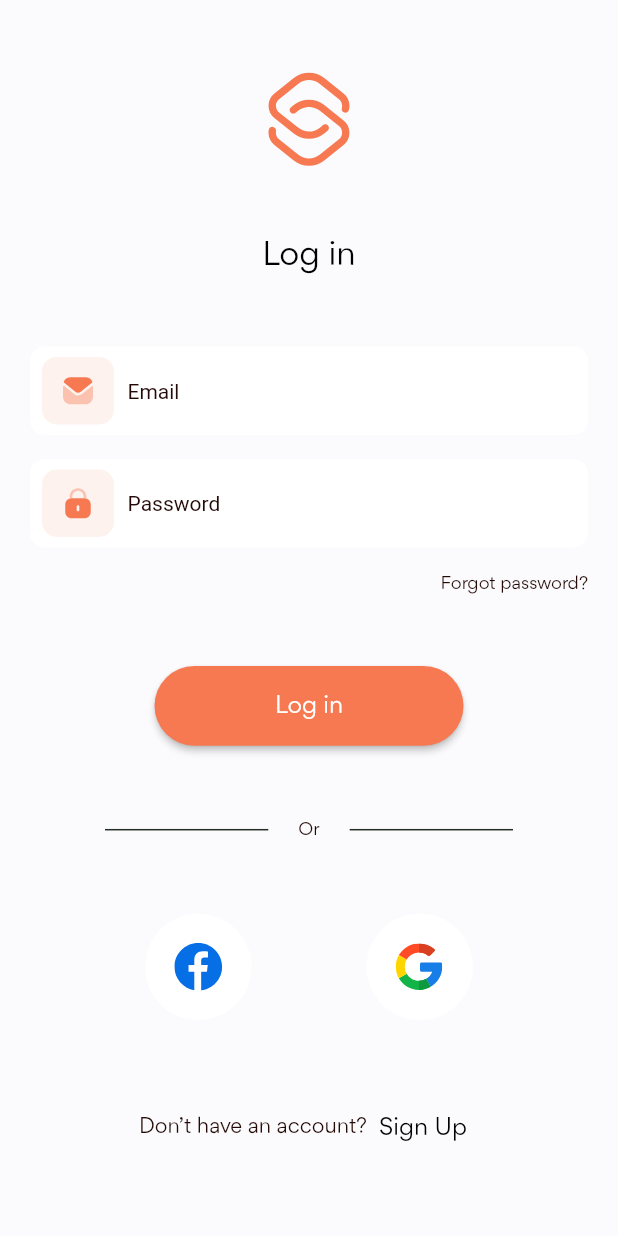
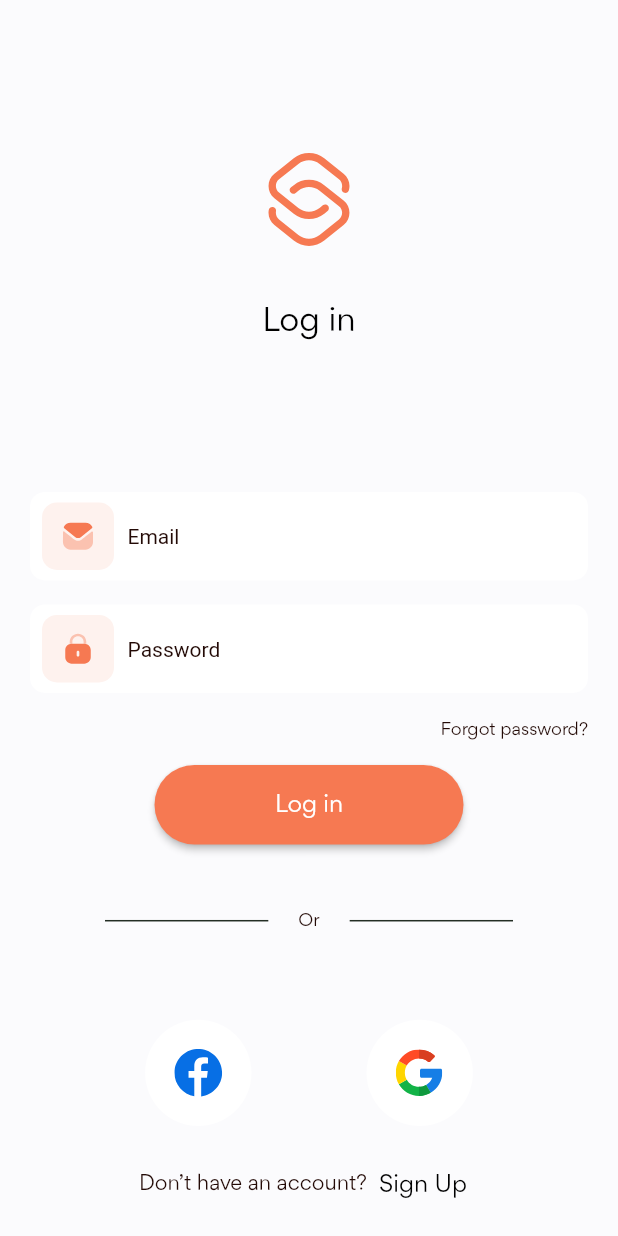
Before and after one commit to GreatGodson/ice_app, a Flutter app: the screen it shows after launch, on a phone screen of 412 x 824 dp. Run offline on Flutter 3.47's test engine with Material 2 defaults, Android fonts, the phone set to English and light mode, and no system bars; our stand-ins replace flutter_riverpod, flutter_svg.

Commit message:
fix: auth screen overflow

```diff
--- a/lib/app/modules/authentication/views/screens/login_screen.dart
+++ b/lib/app/modules/authentication/views/screens/login_screen.dart
@@ -27,14 +27,19 @@ class _LoginScreenState extends State<LoginScreen> {
         child: Padding(
           padding: const EdgeInsets.only(left: 20, right: 20),
           child: Column(
-            mainAxisAlignment: MainAxisAlignment.spaceEvenly,
+            // mainAxisAlignment: MainAxisAlignment.center,
             children: [
+              const Spacer(),
               SvgPicture.asset('assets/svgs/logo.svg'),
-              const TextWidget(
+              const Padding(
+                padding: EdgeInsets.only(top: 38),
+                child: TextWidget(
                     fontWeight: FontWeight.w500,
                     color: AppColor.blackColor,
                     fontSize: 22,
                     text: 'Log in'),
+              ),
+              const Spacer(),
               Form(
                   key: _formKey,
                   child: Column(
@@ -80,7 +85,7 @@ class _LoginScreenState extends State<LoginScreen> {
                         },
                       ),
                       const Padding(
-                        padding: EdgeInsets.only(top: 18),
+                        padding: EdgeInsets.only(top: 18, bottom: 17),
                         child: TextWidget(
                             fontWeight: FontWeight.w400,
                             color: AppColor.darkTextColor,
@@ -93,7 +98,8 @@ class _LoginScreenState extends State<LoginScreen> {
                 title: 'Log in',
                 onPressed: () {},
               ),
-              Row(
+              Expanded(
+                child: Row(
                   mainAxisAlignment: MainAxisAlignment.center,
                   crossAxisAlignment: CrossAxisAlignment.center,
                   children: const [
@@ -111,7 +117,9 @@ class _LoginScreenState extends State<LoginScreen> {
                     ),
                   ],
                 ),
-              Row(
+              ),
+              Expanded(
+                child: Row(
                   mainAxisAlignment: MainAxisAlignment.spaceEvenly,
                   children: const [
                     FacebookGoogleButton(
@@ -122,7 +130,10 @@ class _LoginScreenState extends State<LoginScreen> {
                     )
                   ],
                 ),
-              Row(
+              ),
+              Padding(
+                padding: const EdgeInsets.only(bottom: 10),
+                child: Row(
                   mainAxisAlignment: MainAxisAlignment.center,
                   children: [
                     const TextWidget(
@@ -144,7 +155,8 @@ class _LoginScreenState extends State<LoginScreen> {
                       ),
                     )
                   ],
-              )
+                ),
+              ),
             ],
           ),
         ),
```
Lines whose indentation alone changed are shown as unchanged.
